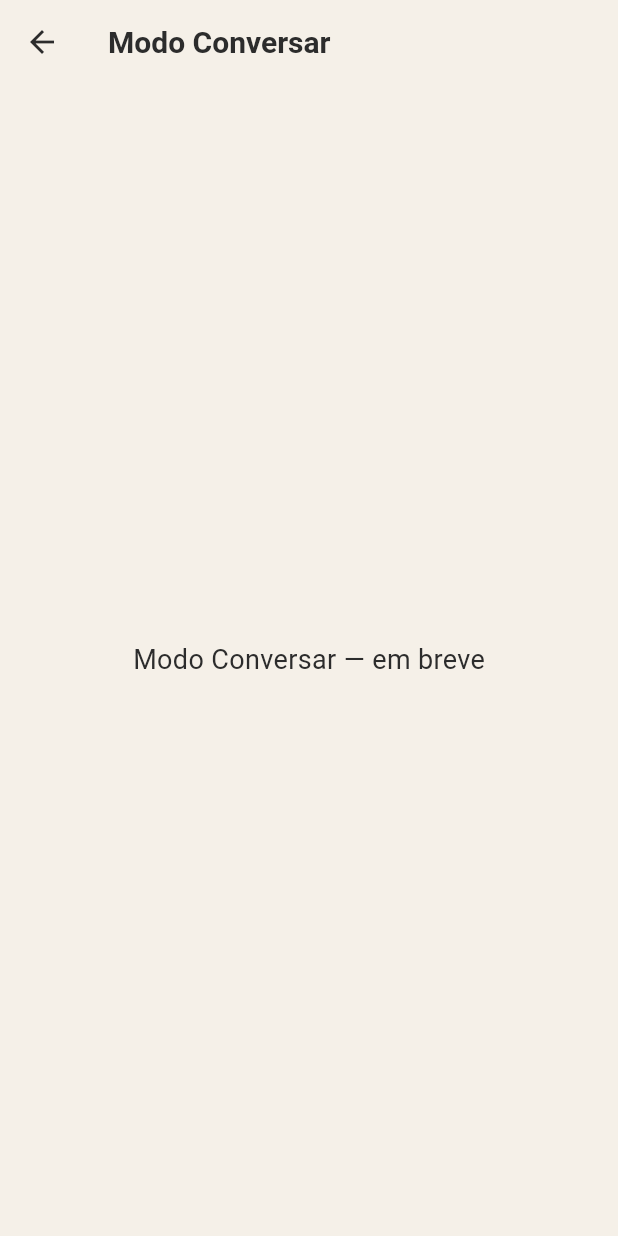
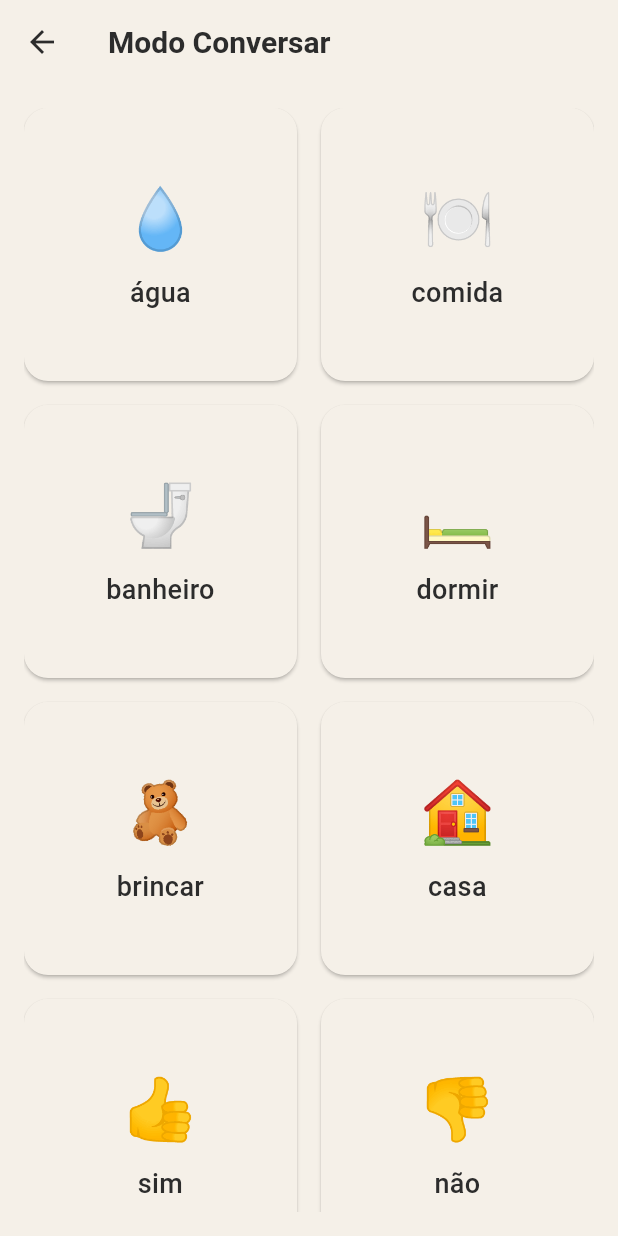
Before and after one commit to joeltonluz/diga-la-app-flutter, a Flutter app: the screen it shows after launch, after a tap on "Conversar", on a phone screen of 412 x 824 dp. Run offline on Flutter 3.47's test engine with Material 3 defaults, Android fonts, the phone set to English and light mode, and no system bars; our stand-ins replace flutter_riverpod, flutter_tts.

Commit message:
card-grid-tts: grade de cartões que falam ao toque (Modo Conversar)
- Modelo Card (id, label, emoji)
- Lista fixa de 10 cartões iniciais de comunicação
- CardTile: alvo de toque 80x80dp, emoji 40dp, InkWell com splash suave
- GridView de 2 colunas na tela Conversar com padding inclusivo
- TTS integrado: toque no cartão fala o label em PT-BR
- Botão temporário de TTS removido da tela inicial
- flutter analyze: 0 issues, flutter test: all passed

```diff
--- /dev/null
+++ b/lib/data/sample_cards.dart
@@ -0,0 +1,14 @@
+import '../models/card.dart';
+
+const List<Card> sampleCards = [
+  Card(id: 'agua', label: 'água', emoji: '💧'),
+  Card(id: 'comida', label: 'comida', emoji: '🍽️'),
+  Card(id: 'banheiro', label: 'banheiro', emoji: '🚽'),
+  Card(id: 'dormir', label: 'dormir', emoji: '🛏️'),
+  Card(id: 'brincar', label: 'brincar', emoji: '🧸'),
+  Card(id: 'casa', label: 'casa', emoji: '🏠'),
+  Card(id: 'sim', label: 'sim', emoji: '👍'),
+  Card(id: 'nao', label: 'não', emoji: '👎'),
+  Card(id: 'quero', label: 'quero', emoji: '🙋'),
+  Card(id: 'acabou', label: 'acabou', emoji: '✅'),
+];
--- /dev/null
+++ b/lib/models/card.dart
@@ -0,0 +1,11 @@
+class Card {
+  final String id;
+  final String label;
+  final String emoji;
+
+  const Card({
+    required this.id,
+    required this.label,
+    required this.emoji,
+  });
+}
--- a/lib/screens/converse_screen.dart
+++ b/lib/screens/converse_screen.dart
@@ -1,16 +1,34 @@
-import 'package:flutter/material.dart';
+import 'package:flutter/material.dart' hide Card;
+import 'package:flutter_riverpod/flutter_riverpod.dart';
+import '../data/sample_cards.dart';
+import '../providers/tts_provider.dart';
+import '../widgets/card_tile.dart';
 
-class ConverseScreen extends StatelessWidget {
+class ConverseScreen extends ConsumerWidget {
   const ConverseScreen({super.key});
 
   @override
-  Widget build(BuildContext context) {
+  Widget build(BuildContext context, WidgetRef ref) {
+    final tts = ref.read(ttsServiceProvider);
+
     return Scaffold(
       appBar: AppBar(
         title: const Text('Modo Conversar'),
       ),
-      body: const Center(
-        child: Text('Modo Conversar — em breve'),
+      body: Padding(
+        padding: const EdgeInsets.all(16),
+        child: GridView.count(
+          crossAxisCount: 2,
+          mainAxisSpacing: 16,
+          crossAxisSpacing: 16,
+          childAspectRatio: 1,
+          children: sampleCards.map((card) {
+            return CardTile(
+              card: card,
+              onTap: () => tts.speak(card.label),
+            );
+          }).toList(),
+        ),
       ),
     );
   }
--- a/lib/screens/home_screen.dart
+++ b/lib/screens/home_screen.dart
@@ -1,5 +1,4 @@
 import 'package:flutter/material.dart';
-import '../widgets/temp_tts_button.dart';
 
 class HomeScreen extends StatelessWidget {
   const HomeScreen({super.key});
@@ -56,7 +55,6 @@ class HomeScreen extends StatelessWidget {
                   ),
                 ),
                 const SizedBox(height: 40),
-                const TempTtsButton(),
               ],
             ),
           ),
--- /dev/null
+++ b/lib/widgets/card_tile.dart
@@ -0,0 +1,52 @@
+import 'package:flutter/material.dart' hide Card;
+import '../models/card.dart';
+
+class CardTile extends StatelessWidget {
+  final Card card;
+  final VoidCallback onTap;
+
+  const CardTile({
+    super.key,
+    required this.card,
+    required this.onTap,
+  });
+
+  @override
+  Widget build(BuildContext context) {
+    final theme = Theme.of(context);
+
+    return Material(
+      color: theme.colorScheme.surface,
+      borderRadius: BorderRadius.circular(16),
+      elevation: 1,
+      child: InkWell(
+        onTap: onTap,
+        borderRadius: BorderRadius.circular(16),
+        splashColor: theme.colorScheme.primary.withValues(alpha: 0.15),
+        highlightColor: theme.colorScheme.primary.withValues(alpha: 0.08),
+        child: Container(
+          constraints: const BoxConstraints(minHeight: 80, minWidth: 80),
+          padding: const EdgeInsets.all(12),
+          child: Column(
+            mainAxisAlignment: MainAxisAlignment.center,
+            children: [
+              Text(
+                card.emoji,
+                style: const TextStyle(fontSize: 40),
+              ),
+              const SizedBox(height: 8),
+              Text(
+                card.label,
+                style: theme.textTheme.bodyMedium?.copyWith(
+                  fontWeight: FontWeight.w500,
+                ),
+                textAlign: TextAlign.center,
+                overflow: TextOverflow.ellipsis,
+              ),
+            ],
+          ),
+        ),
+      ),
+    );
+  }
+}
--- a/lib/widgets/temp_tts_button.dart
+++ /dev/null
@@ -1,28 +0,0 @@
-import 'package:flutter/material.dart';
-import 'package:flutter_riverpod/flutter_riverpod.dart';
-import '../providers/tts_provider.dart';
-
-class TempTtsButton extends ConsumerWidget {
-  const TempTtsButton({super.key});
-
-  @override
-  Widget build(BuildContext context, WidgetRef ref) {
-    final tts = ref.read(ttsServiceProvider);
-
-    return ElevatedButton.icon(
-      onPressed: () => tts.speak('Olá'),
-      icon: const Icon(Icons.volume_up),
-      label: const Text('🔊 Testar TTS'),
-      style: ElevatedButton.styleFrom(
-        minimumSize: const Size(double.infinity, 56),
-        padding: const EdgeInsets.symmetric(horizontal: 24, vertical: 16),
-        shape: RoundedRectangleBorder(
-          borderRadius: BorderRadius.circular(16),
-        ),
-      ),
-    );
-  }
-}
-
-// TEMPORÁRIO: Este botão é apenas para testar o TTS durante o desenvolvimento.
-// Deve ser removido assim que a grade de cartões (card-grid-tts) estiver pronta.
```
Also changed, not shown: openspec/changes/card-grid-tts/.openspec.yaml (added), 4 other files.
